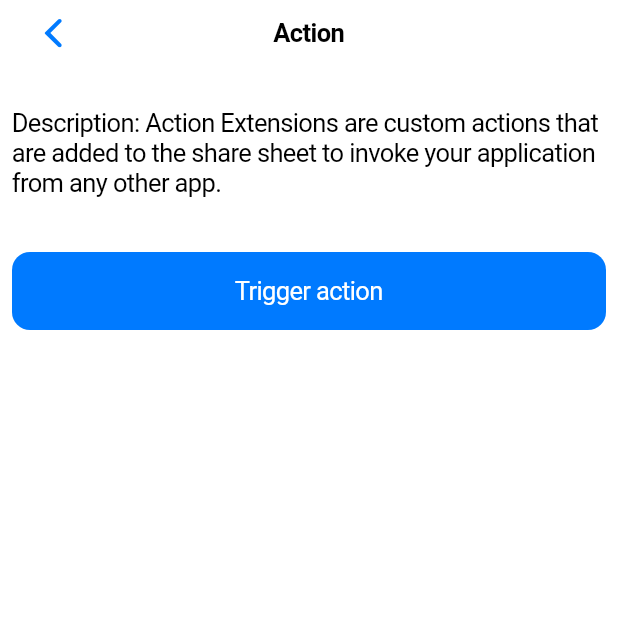
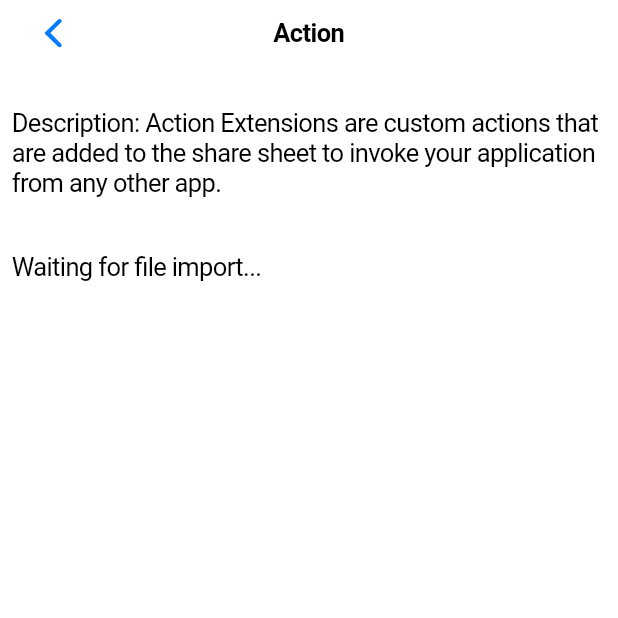
Before and after one commit to lucas-goldner/GoldeniOSExtensions, a Flutter app: the ExtensionPage screen opened directly with empty values, on a phone screen of 412 x 824 dp, the top half of it. Run offline on Flutter 3.47's test engine with Material 3 defaults, Android fonts, the phone set to English and light mode, and no system bars.

```diff
--- a/lib/extensions.dart
+++ b/lib/extensions.dart
@@ -1,5 +1,5 @@
 import 'package:flutter/cupertino.dart';
-import 'package:golden_ios_extensions/extensions/action_content.dart';
+import 'package:golden_ios_extensions/extensions/action/action_content.dart';
 
 enum Extensions {
   action(
--- /dev/null
+++ b/lib/extensions/action/action_content.dart
@@ -0,0 +1,20 @@
+import 'package:flutter/cupertino.dart';
+import 'package:golden_ios_extensions/extensions/action/action_import_file_channel.dart';
+
+class ActionContent extends StatelessWidget {
+  const ActionContent({super.key});
+
+  @override
+  Widget build(BuildContext context) => Padding(
+        padding: const EdgeInsets.all(8.0),
+        child: StreamBuilder<List<ImportedFile>>(
+            stream: ImportFileChannel().getMediaStream(),
+            builder: (context, snapshot) {
+              if (snapshot.hasData) {
+                return Image.asset(snapshot.data![0].path);
+              }
+
+              return const Text("Waiting for file import...");
+            }),
+      );
+}
--- /dev/null
+++ b/lib/extensions/action/action_import_file_channel.dart
@@ -0,0 +1,47 @@
+import 'dart:async';
+import 'dart:convert';
+
+import 'package:flutter/services.dart';
+
+class ImportFileChannel {
+  static const String _eventChannelName =
+      'com.lucas-goldner.goldenIosExtensions/import';
+
+  static const EventChannel _eventChannel = EventChannel(_eventChannelName);
+
+  Stream<List<ImportedFile>> getMediaStream() {
+    final stream =
+        _eventChannel.receiveBroadcastStream("media").cast<String?>();
+    Stream<List<ImportedFile>> sharedMediaStream =
+        stream.transform<List<ImportedFile>>(
+      StreamTransformer<String?, List<ImportedFile>>.fromHandlers(
+        handleData: (String? data, EventSink<List<ImportedFile>> sink) {
+          if (data == null) {
+            sink.add([]);
+            return;
+          }
+
+          final List<ImportedFile> args = (json.decode(data) as List<dynamic>)
+              .map((e) => ImportedFile.fromJson(e))
+              .toList();
+
+          sink.add(args);
+        },
+      ),
+    );
+
+    return sharedMediaStream;
+  }
+}
+
+class ImportedFile {
+  final String path;
+  final String name;
+
+  ImportedFile({required this.name, required this.path});
+
+  factory ImportedFile.fromJson(Map<String, dynamic> json) => ImportedFile(
+        name: json['name'],
+        path: json['path'],
+      );
+}
--- a/lib/extensions/action_content.dart
+++ /dev/null
@@ -1,14 +0,0 @@
-import 'package:flutter/cupertino.dart';
-
-class ActionContent extends StatelessWidget {
-  const ActionContent({super.key});
-
-  @override
-  Widget build(BuildContext context) => Padding(
-        padding: const EdgeInsets.all(8.0),
-        child: CupertinoButton.filled(
-          child: const Text("Trigger action"),
-          onPressed: () => {},
-        ),
-      );
-}
```
Also changed, not shown: 3 other files.
